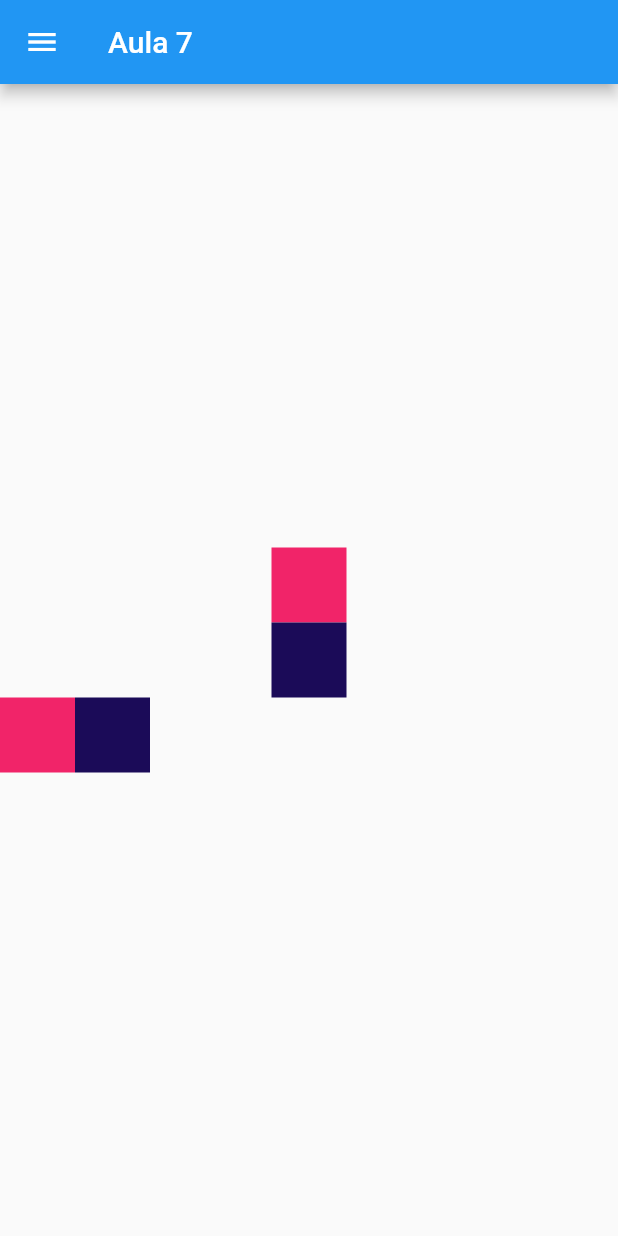
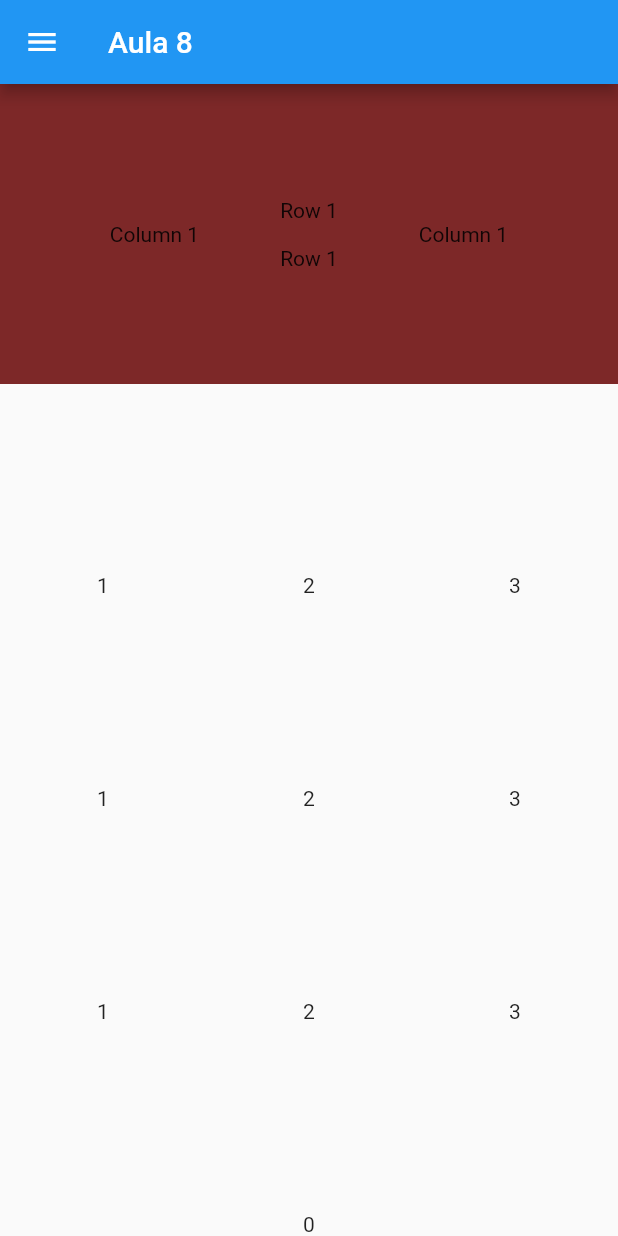
Before and after one commit to juniorsn1409/aprendendo-flutter, a Flutter app: the screen it shows after launch, on a phone screen of 412 x 824 dp. Run offline on Flutter 3.47's test engine with Material 2 defaults, Android fonts, the light colour scheme and no system bars.

Commit message:
[MERCE-002] aula 08

```diff
--- /dev/null
+++ b/merce/lib/aula08.dart
@@ -0,0 +1,134 @@
+import 'package:flutter/material.dart';
+
+import 'aula04.dart';
+import 'aula06.dart';
+import 'aula07.dart';
+
+class MyApp08 extends StatelessWidget {
+  const MyApp08({Key? key}) : super(key: key);
+
+  @override
+  Widget build(BuildContext context) {
+    return MaterialApp(
+      title: 'Aula 08',
+      theme: ThemeData(
+        primarySwatch: Colors.blue,
+      ),
+      home: HomePage(),
+    );
+  }
+}
+
+class HomePage extends StatelessWidget {
+  const HomePage({Key? key}) : super(key: key);
+
+  @override
+  Widget build(BuildContext context) {
+    return Scaffold(
+        appBar: AppBar(
+          title: const Text("Aula 8"),
+        ),
+        drawer: Drawer(
+          child: ListView(
+            children: [
+              DrawerHeader(
+                decoration: BoxDecoration(color: Colors.blue),
+                child: Text("Merce"),
+              ),
+              ListTile(
+                leading: Icon(Icons.favorite_border),
+                title: const Text("Aula 04"),
+                onTap: () {
+                  Navigator.of(context).push(
+                    MaterialPageRoute(builder: (context) => const MyApp04()),
+                  );
+                },
+              ),
+              ListTile(
+                leading: Icon(Icons.favorite_border),
+                title: const Text("Aula 06"),
+                onTap: () {
+                  Navigator.of(context).push(
+                    MaterialPageRoute(builder: (context) => const MyApp06()),
+                  );
+                },
+              ),
+              ListTile(
+                leading: Icon(Icons.favorite_border),
+                title: const Text("Aula 07"),
+                onTap: () {
+                  Navigator.of(context).push(
+                    MaterialPageRoute(builder: (context) => const MyApp07()),
+                  );
+                },
+              ),
+            ],
+          ),
+        ),
+        body: SizedBox(
+          child: Column(
+              mainAxisAlignment: MainAxisAlignment.spaceBetween,
+              children: [
+                SizedBox(
+                  height: 200,
+                  child: Container(
+                    color: Color.fromARGB(255, 125, 40, 40),
+                    width: double.infinity,
+                    child: Column(
+                        mainAxisAlignment: MainAxisAlignment.center,
+                        children: [
+                          Row(
+                            mainAxisAlignment: MainAxisAlignment.spaceAround,
+                            children: const [
+                              Text('Row 1'),
+                            ],
+                          ),
+                          Row(
+                            mainAxisAlignment: MainAxisAlignment.spaceAround,
+                            children: const [
+                              Text('Column 1'),
+                              Text('Column 1'),
+                            ],
+                          ),
+                          Row(
+                              mainAxisAlignment: MainAxisAlignment.spaceAround,
+                              children: const [
+                                Text('Row 1'),
+                              ]),
+                        ]),
+                  ),
+                ),
+                Row(
+                  mainAxisAlignment: MainAxisAlignment.spaceAround,
+                  children: const [
+                    Text('1'),
+                    Text('2'),
+                    Text('3'),
+                  ],
+                ),
+                Row(
+                  mainAxisAlignment: MainAxisAlignment.spaceAround,
+                  children: const [
+                    Text('1'),
+                    Text('2'),
+                    Text('3'),
+                  ],
+                ),
+                Row(
+                  mainAxisAlignment: MainAxisAlignment.spaceAround,
+                  children: const [
+                    Text('1'),
+                    Text('2'),
+                    Text('3'),
+                  ],
+                ),
+                Row(
+                  mainAxisAlignment: MainAxisAlignment.spaceAround,
+                  children: const [
+                    Text('0'),
+                  ],
+                ),
+              ]),
+        ));
+  }
+}
--- a/merce/lib/main.dart
+++ b/merce/lib/main.dart
@@ -3,7 +3,8 @@ import 'package:flutter/material.dart';
 import 'aula04.dart';
 import 'aula06.dart';
 import 'aula07.dart';
+import 'aula08.dart';
 
 void main() {
-  runApp(const MyApp07());
+  runApp(const MyApp08());
 }
```
Also changed, not shown: merce/lib/esqueleto.txt (added, +138 -0 lines), 1 other file.
